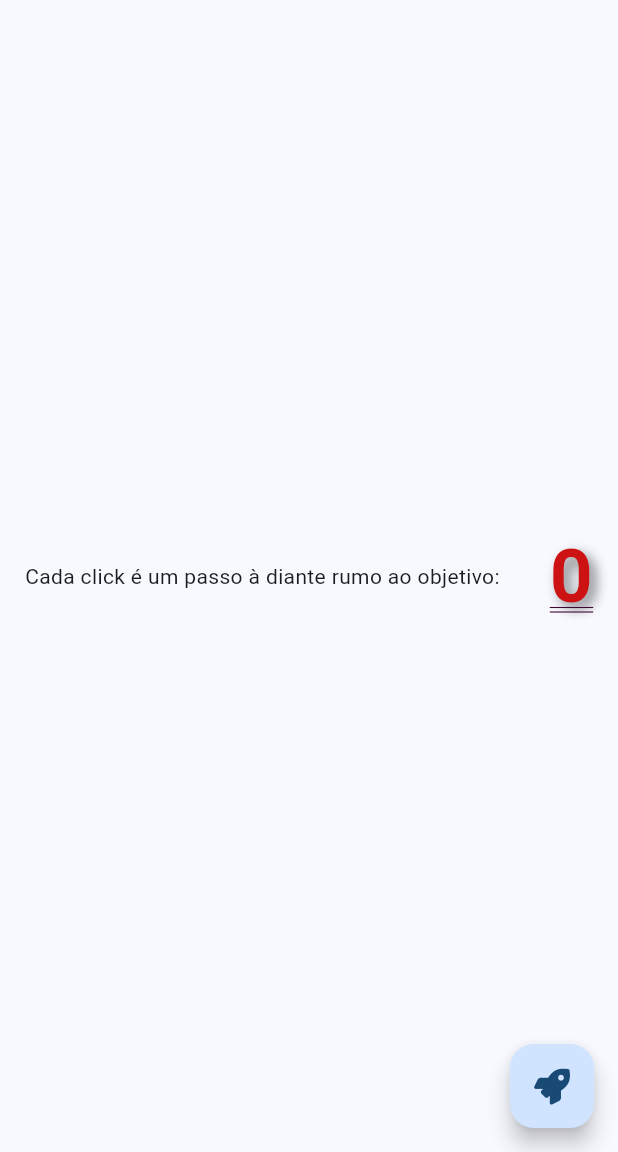
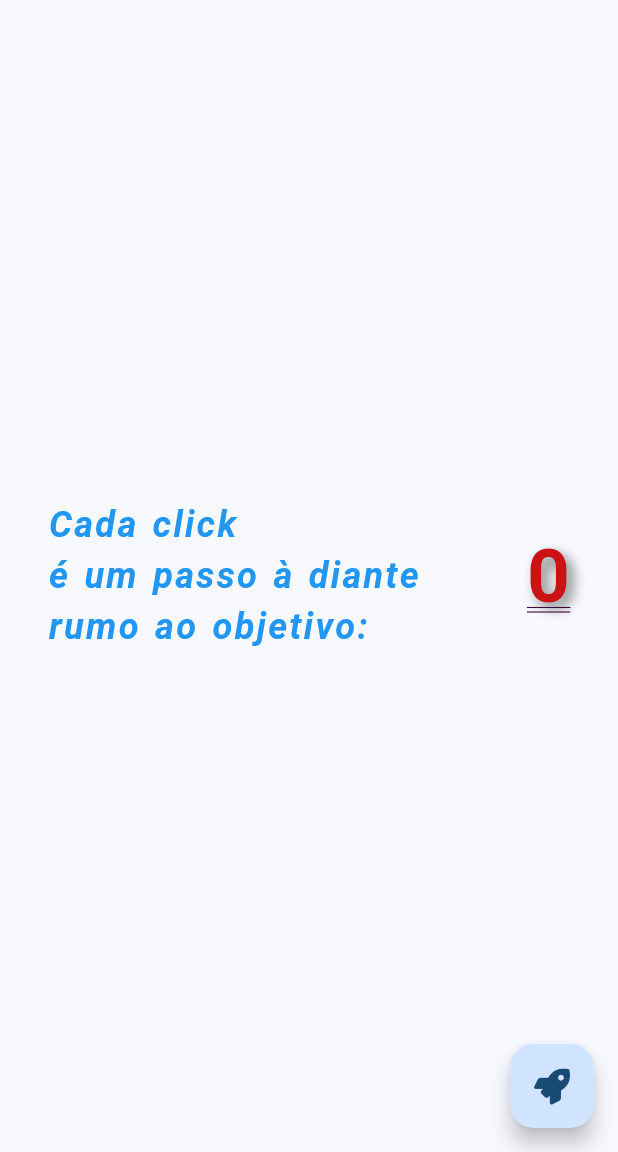
Before and after one commit to MateusOliveira991/projeto-flutter-modulo2, a Flutter app: the screen it shows after launch, on a phone screen of 412 x 824 dp, the part 84-1236 px from its top. Run offline on Flutter 3.47's test engine with Material 3 defaults, Android fonts, the phone set to English and light mode, and no system bars; our stand-ins replace font_awesome_flutter.

Commit message:
style: estilização do texto

```diff
--- a/lib/main.dart
+++ b/lib/main.dart
@@ -1,6 +1,5 @@
 import 'package:flutter/material.dart';
 import 'package:font_awesome_flutter/font_awesome_flutter.dart';
-
 
 void main() {
   runApp(const MyApp());
@@ -16,7 +15,7 @@ class MyApp extends StatelessWidget {
       theme: ThemeData(
         colorScheme: ColorScheme.fromSeed(
           seedColor: Colors.blue,
-          background:   const Color.fromARGB(255, 153, 236, 9),
+          background: const Color.fromARGB(255, 233, 239, 223),
         ),
         useMaterial3: true,
       ),
@@ -55,14 +54,22 @@ class _MyHomePageState extends State<MyHomePage> {
           mainAxisAlignment: MainAxisAlignment.spaceAround,
           children: <Widget>[
             const Text(
-              'Cada click é um passo à diante rumo ao objetivo:',
+              'Cada click \né um passo à diante \nrumo ao objetivo:',
+              style: TextStyle(
+                fontSize: 24,
+                fontWeight: FontWeight.bold,
+                fontStyle: FontStyle.italic,
+                color: Colors.blue,
+                letterSpacing: 1.5,
+                wordSpacing: 2.0,
+              ),
             ),
             Text(
               '$_counter',
               style: TextStyle(
                 fontSize: 50,
                 fontWeight: FontWeight.bold,
-                color:  const Color.fromARGB(255, 204, 18, 18),
+                color: const Color.fromARGB(255, 204, 18, 18),
                 shadows: [
                   Shadow(
                     blurRadius: 10,
```
